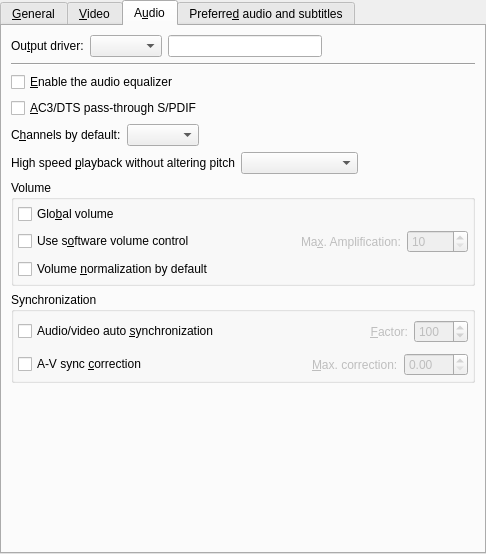
Qt form src/prefgeneral.ui (bitwiseworks/smplayer-os2) before a commit.
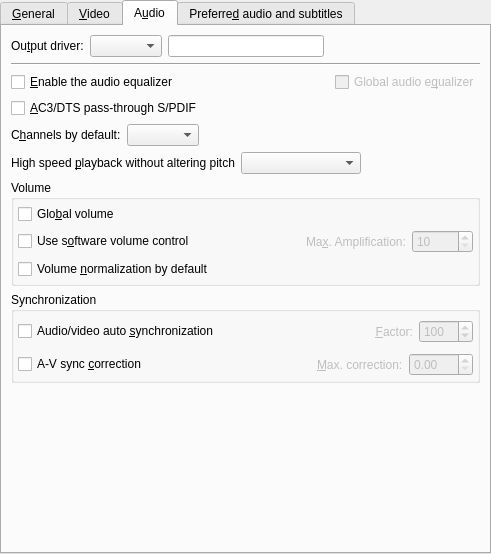
The same form after that commit. The open tabs and pages were chosen to show the change. Custom widgets are drawn as their Qt base class.

Diff of the .ui file:
```diff
--- a/src/prefgeneral.ui
+++ b/src/prefgeneral.ui
@@ -1,11 +1,11 @@
 <ui version="4.0" >
  <class>PrefGeneral</class>
- <widget class="QWidget" name="PrefGeneral" >
-  <property name="geometry" >
+ <widget class="QWidget" name="PrefGeneral">
+  <property name="geometry">
    <rect>
     <x>0</x>
     <y>0</y>
-    <width>486</width>
+    <width>491</width>
     <height>554</height>
    </rect>
   </property>
@@ -13,16 +13,7 @@
    <property name="spacing" >
     <number>0</number>
    </property>
-   <property name="leftMargin" >
-    <number>0</number>
-   </property>
-   <property name="topMargin" >
-    <number>0</number>
-   </property>
-   <property name="rightMargin" >
-    <number>0</number>
-   </property>
-   <property name="bottomMargin" >
+   <property name="margin">
     <number>0</number>
    </property>
    <item>
@@ -560,9 +551,9 @@
       <attribute name="title" >
        <string>A&amp;udio</string>
       </attribute>
-      <layout class="QVBoxLayout" >
+      <layout class="QVBoxLayout" name="verticalLayout">
        <item>
-        <layout class="QHBoxLayout" >
+        <layout class="QHBoxLayout">
          <item>
           <widget class="QLabel" name="ao_label" >
            <property name="text" >
@@ -590,7 +581,7 @@
           </widget>
          </item>
          <item>
-          <widget class="QLineEdit" name="ao_user_defined_edit" />
+          <widget class="QLineEdit" name="ao_user_defined_edit"/>
          </item>
          <item>
           <spacer>
@@ -608,9 +599,9 @@
         </layout>
        </item>
        <item>
-        <widget class="Line" name="line_6" >
-         <property name="sizePolicy" >
-          <sizepolicy vsizetype="Fixed" hsizetype="Expanding" >
+        <widget class="Line" name="line_6">
+         <property name="sizePolicy">
+          <sizepolicy hsizetype="Expanding" vsizetype="Fixed">
            <horstretch>0</horstretch>
            <verstretch>0</verstretch>
           </sizepolicy>
@@ -621,34 +612,52 @@
         </widget>
        </item>
        <item>
-        <widget class="QCheckBox" name="audio_equalizer_check" >
-         <property name="text" >
-          <string>&amp;Enable the audio equalizer</string>
-         </property>
-        </widget>
+        <layout class="QHBoxLayout" name="horizontalLayout">
+         <item>
+          <widget class="QCheckBox" name="audio_equalizer_check">
+           <property name="text">
+            <string>&amp;Enable the audio equalizer</string>
+           </property>
+          </widget>
+         </item>
+         <item>
+          <spacer name="horizontalSpacer">
+           <property name="orientation">
+            <enum>Qt::Horizontal</enum>
+           </property>
+           <property name="sizeHint" stdset="0">
+            <size>
+             <width>40</width>
+             <height>20</height>
+            </size>
+           </property>
+          </spacer>
+         </item>
+         <item>
+          <widget class="QCheckBox" name="global_audio_equalizer_check">
+           <property name="enabled">
+            <bool>false</bool>
+           </property>
+           <property name="text">
+            <string>Global audio e&amp;qualizer</string>
+           </property>
+          </widget>
+         </item>
+        </layout>
        </item>
        <item>
-        <widget class="QCheckBox" name="hwac3_check" >
-         <property name="text" >
+        <widget class="QCheckBox" name="hwac3_check">
+         <property name="text">
           <string>&amp;AC3/DTS pass-through S/PDIF</string>
          </property>
         </widget>
        </item>
        <item>
-        <layout class="QHBoxLayout" >
-         <property name="spacing" >
+        <layout class="QHBoxLayout">
+         <property name="spacing">
           <number>6</number>
          </property>
-         <property name="leftMargin" >
-          <number>0</number>
-         </property>
-         <property name="topMargin" >
-          <number>0</number>
-         </property>
-         <property name="rightMargin" >
-          <number>0</number>
-         </property>
-         <property name="bottomMargin" >
+         <property name="margin">
           <number>0</number>
          </property>
          <item>
@@ -680,20 +689,11 @@
         </layout>
        </item>
        <item>
-        <layout class="QHBoxLayout" >
-         <property name="spacing" >
+        <layout class="QHBoxLayout">
+         <property name="spacing">
           <number>6</number>
          </property>
-         <property name="leftMargin" >
-          <number>0</number>
-         </property>
-         <property name="topMargin" >
-          <number>0</number>
-         </property>
-         <property name="rightMargin" >
-          <number>0</number>
-         </property>
-         <property name="bottomMargin" >
+         <property name="margin">
           <number>0</number>
          </property>
          <item>
@@ -707,9 +707,9 @@
           </widget>
          </item>
          <item>
-          <widget class="TristateCombo" name="scaletempo_combo" >
-           <property name="sizePolicy" >
-            <sizepolicy vsizetype="Fixed" hsizetype="Expanding" >
+          <widget class="TristateCombo" name="scaletempo_combo">
+           <property name="sizePolicy">
+            <sizepolicy hsizetype="Expanding" vsizetype="Fixed">
              <horstretch>0</horstretch>
              <verstretch>0</verstretch>
             </sizepolicy>
@@ -732,45 +732,27 @@
         </layout>
        </item>
        <item>
-        <widget class="QGroupBox" name="groupBox_4" >
-         <property name="title" >
+        <widget class="QGroupBox" name="groupBox_4">
+         <property name="title">
           <string>Volume</string>
          </property>
-         <layout class="QVBoxLayout" >
-          <property name="leftMargin" >
-           <number>4</number>
-          </property>
-          <property name="topMargin" >
-           <number>4</number>
-          </property>
-          <property name="rightMargin" >
-           <number>4</number>
-          </property>
-          <property name="bottomMargin" >
+         <layout class="QVBoxLayout">
+          <property name="margin">
            <number>4</number>
           </property>
           <item>
-           <widget class="QCheckBox" name="global_volume_check" >
-            <property name="text" >
+           <widget class="QCheckBox" name="global_volume_check">
+            <property name="text">
              <string>Glo&amp;bal volume</string>
             </property>
            </widget>
           </item>
           <item>
-           <layout class="QHBoxLayout" >
-            <property name="spacing" >
+           <layout class="QHBoxLayout">
+            <property name="spacing">
              <number>6</number>
             </property>
-            <property name="leftMargin" >
-             <number>0</number>
-            </property>
-            <property name="topMargin" >
-             <number>0</number>
-            </property>
-            <property name="rightMargin" >
-             <number>0</number>
-            </property>
-            <property name="bottomMargin" >
+            <property name="margin">
              <number>0</number>
             </property>
             <item>
@@ -794,8 +776,8 @@
              </spacer>
             </item>
             <item>
-             <widget class="QLabel" name="amplification_label" >
-              <property name="enabled" >
+             <widget class="QLabel" name="amplification_label">
+              <property name="enabled">
                <bool>false</bool>
               </property>
               <property name="text" >
@@ -810,8 +792,8 @@
              </widget>
             </item>
             <item>
-             <widget class="QSpinBox" name="softvol_max_spin" >
-              <property name="enabled" >
+             <widget class="QSpinBox" name="softvol_max_spin">
+              <property name="enabled">
                <bool>false</bool>
               </property>
               <property name="minimum" >
@@ -825,8 +807,8 @@
            </layout>
           </item>
           <item>
-           <widget class="QCheckBox" name="volnorm_check" >
-            <property name="text" >
+           <widget class="QCheckBox" name="volnorm_check">
+            <property name="text">
              <string>Volume &amp;normalization by default</string>
             </property>
            </widget>
@@ -835,25 +817,16 @@
         </widget>
        </item>
        <item>
-        <widget class="QGroupBox" name="groupBox_5" >
-         <property name="title" >
+        <widget class="QGroupBox" name="groupBox_5">
+         <property name="title">
           <string>Synchronization</string>
          </property>
-         <layout class="QVBoxLayout" >
-          <property name="leftMargin" >
-           <number>4</number>
-          </property>
-          <property name="topMargin" >
-           <number>4</number>
-          </property>
-          <property name="rightMargin" >
-           <number>4</number>
-          </property>
-          <property name="bottomMargin" >
+         <layout class="QVBoxLayout">
+          <property name="margin">
            <number>4</number>
           </property>
           <item>
-           <layout class="QHBoxLayout" >
+           <layout class="QHBoxLayout">
             <item>
              <widget class="QCheckBox" name="autosync_check" >
               <property name="text" >
@@ -878,8 +851,8 @@
              </spacer>
             </item>
             <item>
-             <widget class="QLabel" name="factor_label" >
-              <property name="enabled" >
+             <widget class="QLabel" name="factor_label">
+              <property name="enabled">
                <bool>false</bool>
               </property>
               <property name="text" >
@@ -897,8 +870,8 @@
              </widget>
             </item>
             <item>
-             <widget class="QSpinBox" name="autosync_spin" >
-              <property name="enabled" >
+             <widget class="QSpinBox" name="autosync_spin">
+              <property name="enabled">
                <bool>false</bool>
               </property>
               <property name="minimum" >
@@ -915,7 +888,7 @@
            </layout>
           </item>
           <item>
-           <layout class="QHBoxLayout" >
+           <layout class="QHBoxLayout">
             <item>
              <widget class="QCheckBox" name="use_mc_check" >
               <property name="text" >
@@ -937,8 +910,8 @@
              </spacer>
             </item>
             <item>
-             <widget class="QLabel" name="mc_label" >
-              <property name="enabled" >
+             <widget class="QLabel" name="mc_label">
+              <property name="enabled">
                <bool>false</bool>
               </property>
               <property name="text" >
@@ -950,8 +923,8 @@
              </widget>
             </item>
             <item>
-             <widget class="QDoubleSpinBox" name="mc_spin" >
-              <property name="enabled" >
+             <widget class="QDoubleSpinBox" name="mc_spin">
+              <property name="enabled">
                <bool>false</bool>
               </property>
               <property name="maximum" >
@@ -975,10 +948,10 @@
          <property name="sizeType" >
           <enum>QSizePolicy::Expanding</enum>
          </property>
-         <property name="sizeHint" >
+         <property name="sizeHint" stdset="0">
           <size>
-           <width>464</width>
-           <height>20</height>
+           <width>20</width>
+           <height>40</height>
           </size>
          </property>
         </spacer>
```
Left out of the diff: 679 changed lines with no effect on the pictures.
